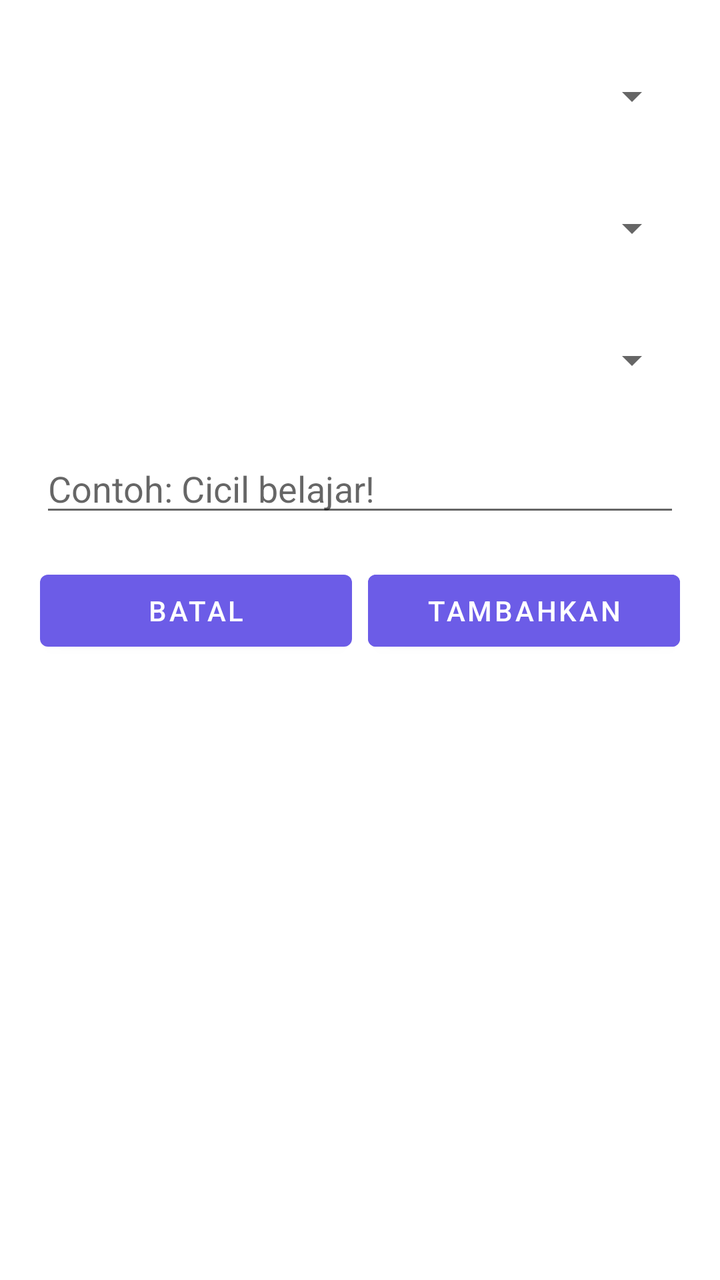
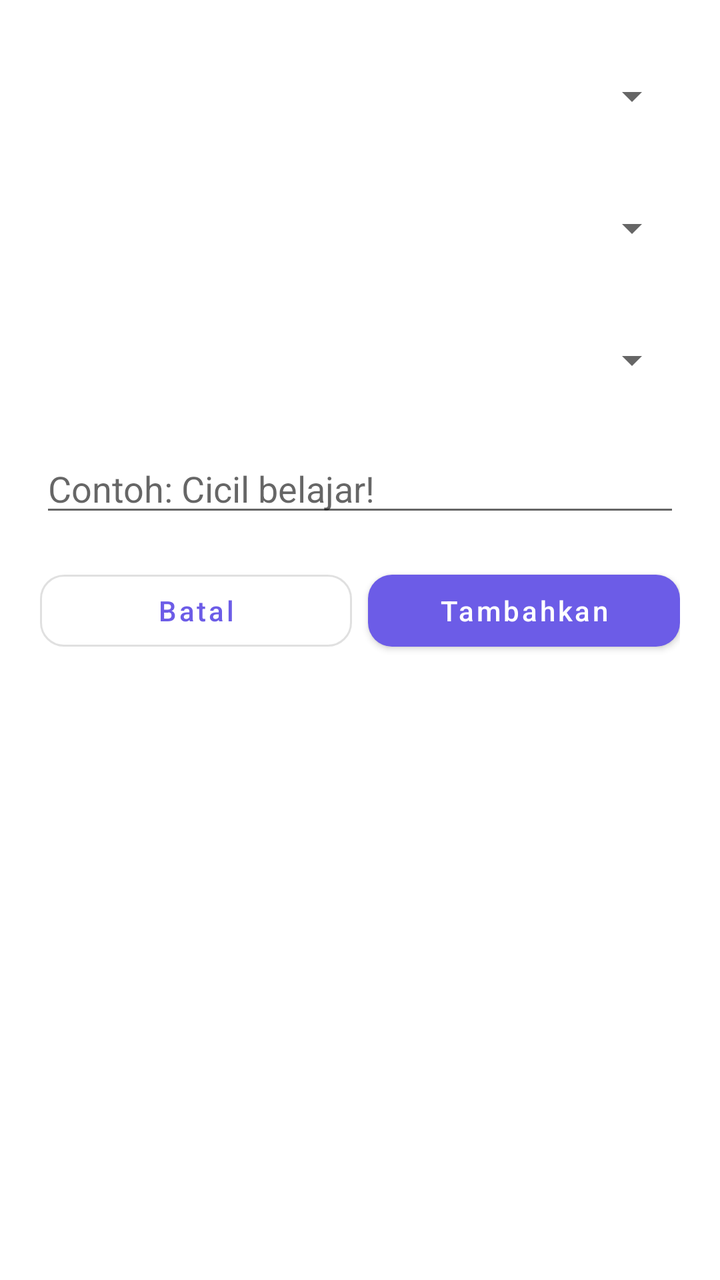

Two renders of the same Android screen: before a commit and after it. Below are the layout's source before the change and the commit's diff.
<!-- AndroidManifest.xml: application theme Theme.TodoAlarm -->
<!-- res/layout/dialog_add_reminder_rule.xml -->
<?xml version="1.0" encoding="utf-8"?>
<LinearLayout xmlns:android="http://schemas.android.com/apk/res/android"
    android:layout_width="match_parent"
    android:layout_height="wrap_content"
    android:orientation="vertical"
    android:padding="20dp">

    <TextView style="@style/LabelText" android:text="Ingatkan berapa hari sebelum waktu mulai?" />
    <Spinner
        android:id="@+id/spDaysBefore"
        android:layout_width="match_parent"
        android:layout_height="48dp"
        android:layout_marginTop="4dp"
        android:layout_marginBottom="14dp" />

    <TextView style="@style/LabelText" android:text="Ulangi berapa kali?" />
    <Spinner
        android:id="@+id/spRepeatCount"
        android:layout_width="match_parent"
        android:layout_height="48dp"
        android:layout_marginTop="4dp"
        android:layout_marginBottom="14dp" />

    <TextView
        android:id="@+id/tvIntervalLabel"
        style="@style/LabelText"
        android:text="Jarak tiap pengulangan" />
    <Spinner
        android:id="@+id/spIntervalHours"
        android:layout_width="match_parent"
        android:layout_height="48dp"
        android:layout_marginTop="4dp"
        android:layout_marginBottom="14dp" />

    <TextView style="@style/LabelText" android:text="Catatan (opsional)" />
    <EditText
        android:id="@+id/etReminderLabel"
        android:layout_width="match_parent"
        android:layout_height="wrap_content"
        android:hint="Contoh: Cicil belajar!"
        android:layout_marginTop="4dp"
        android:layout_marginBottom="18dp" />

    <LinearLayout
        android:layout_width="match_parent"
        android:layout_height="wrap_content"
        android:orientation="horizontal">

        <Button
            android:id="@+id/btnRuleCancel"
            android:layout_width="0dp"
            android:layout_height="wrap_content"
            android:layout_weight="1"
            android:text="Batal"
            android:layout_marginEnd="8dp" />

        <Button
            android:id="@+id/btnRuleSave"
            android:layout_width="0dp"
            android:layout_height="wrap_content"
            android:layout_weight="1"
            android:text="Tambahkan"
            android:backgroundTint="#6C5CE7"
            android:textColor="#FFFFFF" />
    </LinearLayout>
</LinearLayout>
<!-- resources referenced by this layout -->
<resources>
  <style name="LabelText">
          <item name="android:textSize">12sp</item>
          <item name="android:textStyle">bold</item>
          <item name="android:textColor">#8B8B9E</item>
      </style>
  <style name="Theme.TodoAlarm" parent="Theme.MaterialComponents.DayNight.NoActionBar">
          <item name="colorPrimary">@color/purple_primary</item>
          <item name="colorPrimaryVariant">@color/purple_dark</item>
          <item name="colorOnPrimary">@color/white</item>
          <item name="android:statusBarColor">@color/purple_primary</item>
      </style>
  <color name="purple_primary">#6C5CE7</color>
  <color name="purple_dark">#5849C2</color>
  <color name="white">#FFFFFF</color>
</resources>

<!-- the commit's change to res/layout/dialog_add_reminder_rule.xml (unified diff, before → after) -->
@@ -1,5 +1,6 @@
 <?xml version="1.0" encoding="utf-8"?>
 <LinearLayout xmlns:android="http://schemas.android.com/apk/res/android"
+    xmlns:app="http://schemas.android.com/apk/res-auto"
     android:layout_width="match_parent"
     android:layout_height="wrap_content"
     android:orientation="vertical"
@@ -46,21 +47,26 @@
         android:layout_height="wrap_content"
         android:orientation="horizontal">
 
-        <Button
+        <com.google.android.material.button.MaterialButton
             android:id="@+id/btnRuleCancel"
+            style="@style/Widget.MaterialComponents.Button.OutlinedButton"
             android:layout_width="0dp"
             android:layout_height="wrap_content"
             android:layout_weight="1"
             android:text="Batal"
+            android:textAllCaps="false"
+            app:cornerRadius="12dp"
             android:layout_marginEnd="8dp" />
 
-        <Button
+        <com.google.android.material.button.MaterialButton
             android:id="@+id/btnRuleSave"
             android:layout_width="0dp"
             android:layout_height="wrap_content"
             android:layout_weight="1"
             android:text="Tambahkan"
-            android:backgroundTint="#6C5CE7"
+            android:textAllCaps="false"
+            app:cornerRadius="12dp"
+            app:backgroundTint="#6C5CE7"
             android:textColor="#FFFFFF" />
     </LinearLayout>
 </LinearLayout>
